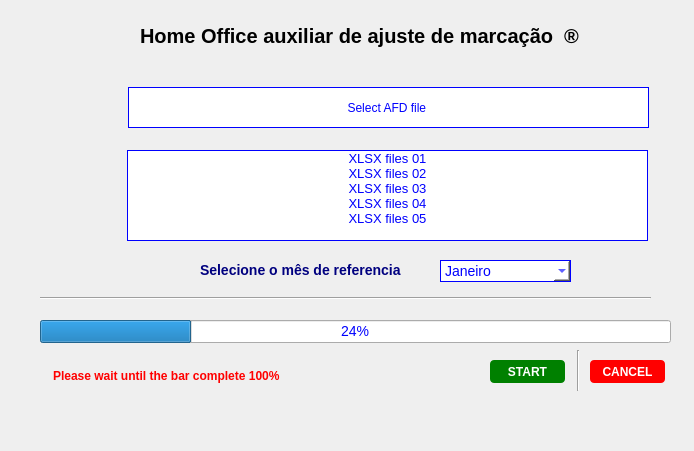
Qt form hopy.ui (ValdeirBarbosa/hopy) before a commit.
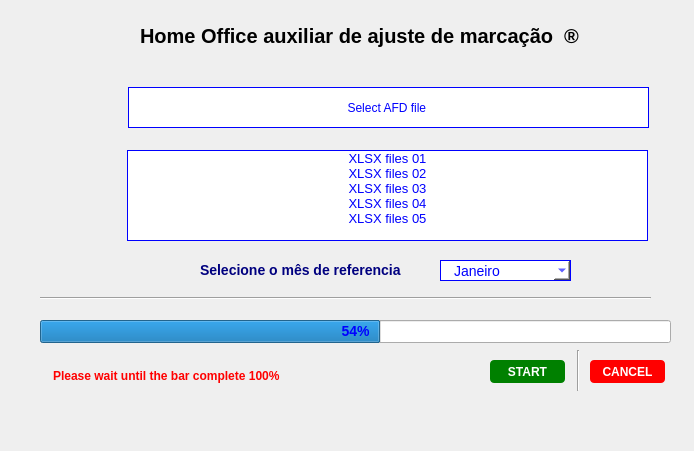
The same form after that commit. Icons and pictures are not drawn.

Commit message:
ajuste drop down mes
ajuste drop down mes

Patch:
```diff
--- a/hopy.ui
+++ b/hopy.ui
@@ -188,17 +188,31 @@
       <height>23</height>
      </rect>
     </property>
+    <property name="autoFillBackground">
+     <bool>true</bool>
+    </property>
     <property name="styleSheet">
      <string notr="true">text-align:center;
 font-size:14px;
-color:blue;</string>
+color:blue;
+font-weight:bold;
+</string>
     </property>
     <property name="value">
-     <number>24</number>
+     <number>54</number>
     </property>
     <property name="textVisible">
      <bool>true</bool>
     </property>
+    <property name="orientation">
+     <enum>Qt::Horizontal</enum>
+    </property>
+    <property name="invertedAppearance">
+     <bool>false</bool>
+    </property>
+    <property name="format">
+     <string>%p%</string>
+    </property>
    </widget>
    <widget class="QPushButton" name="start_btn">
     <property name="geometry">
@@ -362,7 +376,7 @@
       <x>430</x>
       <y>260</y>
       <width>131</width>
-      <height>22</height>
+      <height>21</height>
      </rect>
     </property>
     <property name="styleSheet">
@@ -371,8 +385,12 @@
 color:blue;
 font-size:14px;
 border:1px solid blue;
+padding-left:13px;
 </string>
     </property>
+    <property name="sizeAdjustPolicy">
+     <enum>QComboBox::AdjustToMinimumContentsLength</enum>
+    </property>
     <item>
      <property name="text">
       <string>Janeiro</string>
```
Left out of the diff: 3 changed lines with no effect on the pictures.
